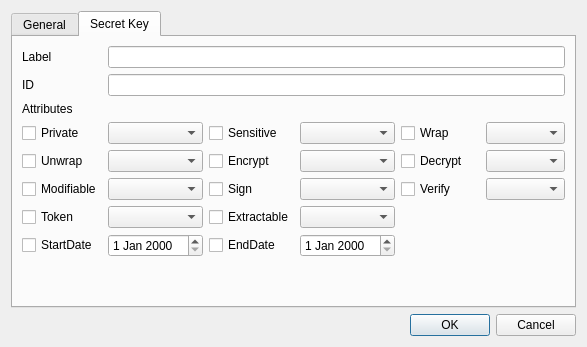
The window that HsmMan/gen_key_dlg.ui (jykim74/CryptokiMan) describes before a commit, drawn with Qt 5.
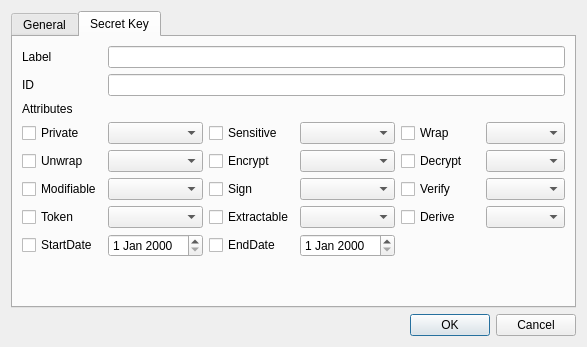
The same window after the commit.

Diff of the .ui file:
```diff
--- a/HsmMan/gen_key_dlg.ui
+++ b/HsmMan/gen_key_dlg.ui
@@ -294,6 +294,16 @@
        <item row="7" column="3">
         <widget class="QDateEdit" name="mEndDateEdit"/>
        </item>
+       <item row="6" column="4">
+        <widget class="QCheckBox" name="mDeriveCheck">
+         <property name="text">
+          <string>Derive</string>
+         </property>
+        </widget>
+       </item>
+       <item row="6" column="5">
+        <widget class="QComboBox" name="mDeriveCombo"/>
+       </item>
       </layout>
      </widget>
     </widget>
```
